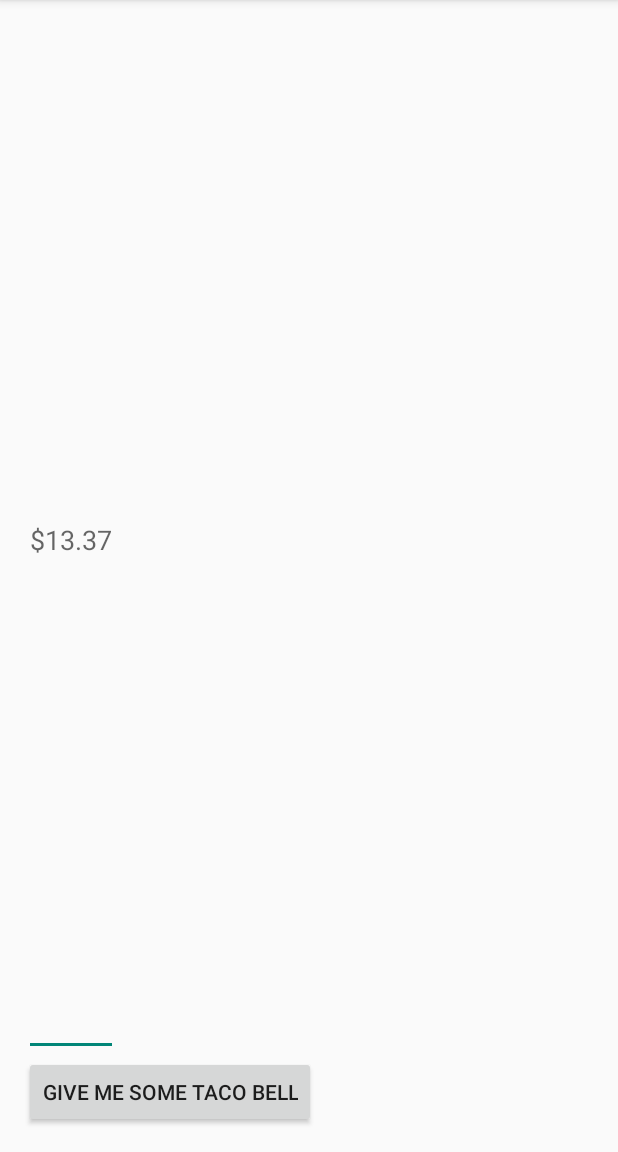
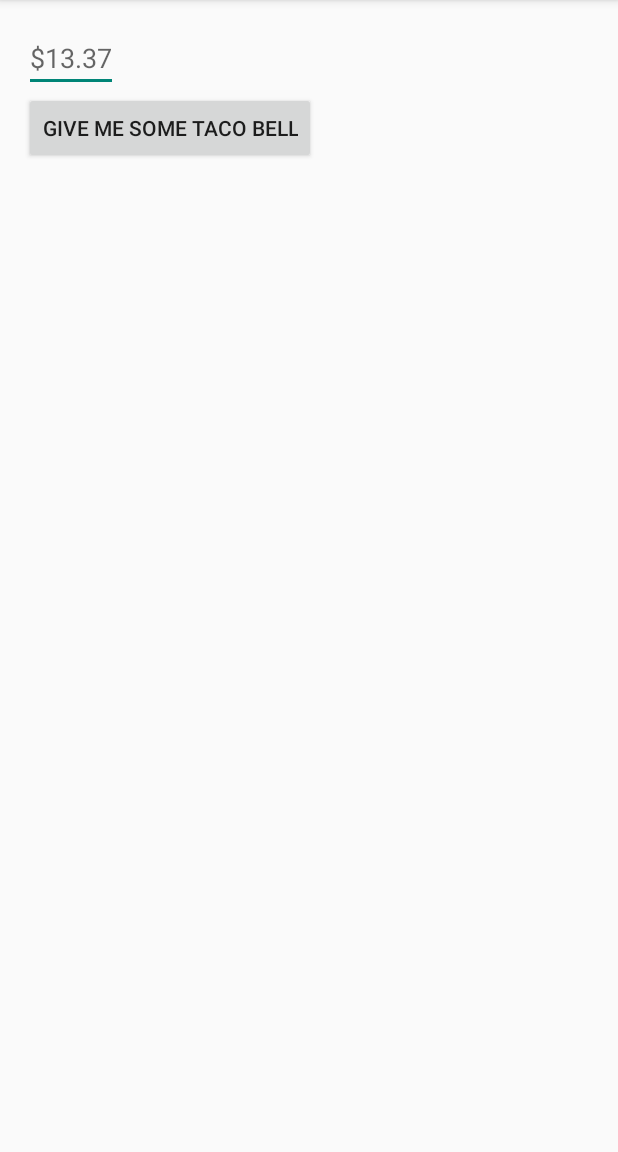
Before and after one commit to catherinemarvin/saguaro-android, an Android app: the screen it shows after launch (MainActivity), on a phone screen of 412 x 824 dp, the part 84-1236 px from its top. Run offline under Robolectric (Android 15) with nearby library versions, the phone set to English and light mode, and no system bars.

Commit message:
Allow button to be visible even with onscreen keyboard

```diff
--- a/app/src/main/res/layout/fragment_main.xml
+++ b/app/src/main/res/layout/fragment_main.xml
@@ -10,8 +10,7 @@
     tools:context=".MainActivity$PlaceholderFragment">
 
     <EditText android:id="@+id/total_money"
-        android:layout_weight="1"
-        android:layout_height="0dp"
+        android:layout_height="wrap_content"
         android:layout_width="wrap_content"
         android:hint="@string/total_money_message"
         />
```
